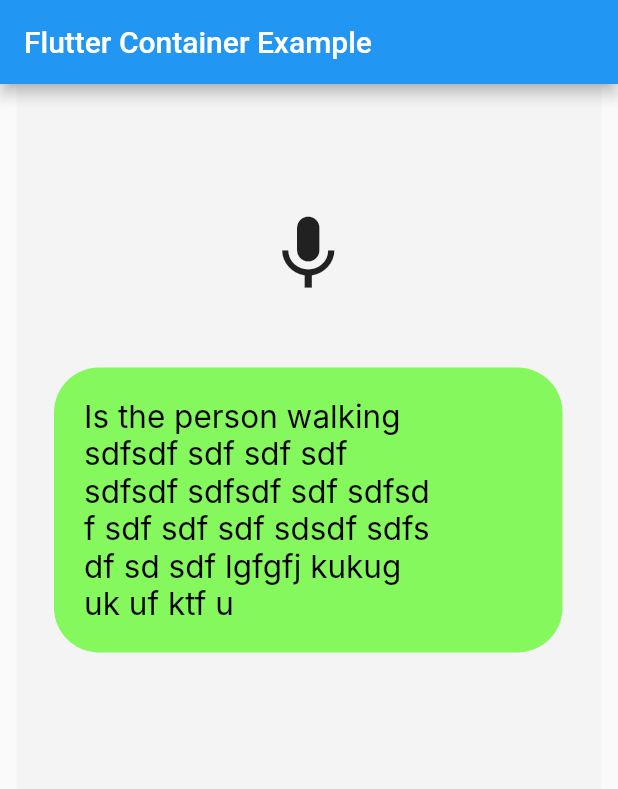
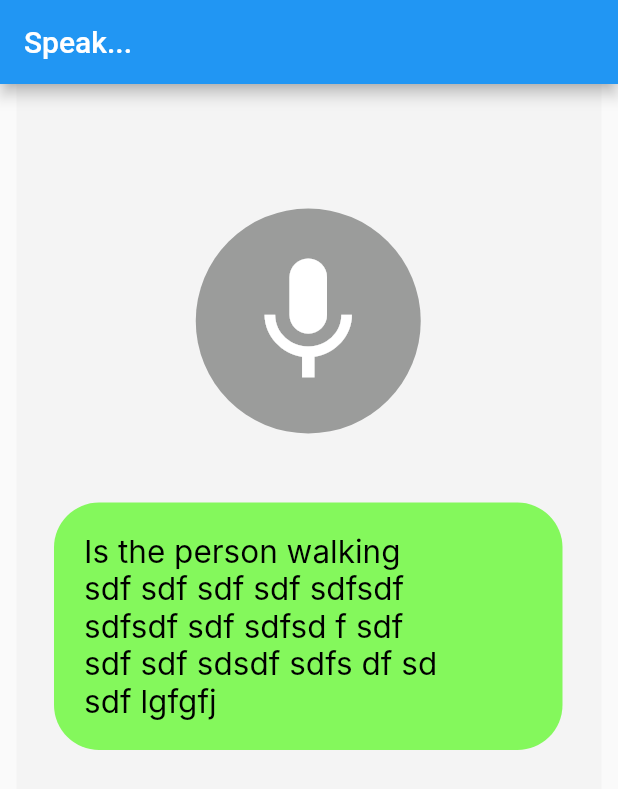
Before and after one commit to elaine-xx/HT6-FE, a Flutter app: the screen it shows after launch, on a phone screen of 412 x 824 dp. Shown: the top 789 px of the screen. Run offline on Flutter 3.47's test engine with Material 2 defaults, Android fonts, the phone set to English and light mode, and no system bars; our stand-ins replace camera, video_player; Roboto replaces fonts that are missing (Inter).

Commit message:
tweaks to icon on recorder, header text

```diff
--- a/lib/recorder.dart
+++ b/lib/recorder.dart
@@ -1,14 +1,19 @@
 import 'package:flutter/material.dart';
 
-class RecorderScreen extends StatelessWidget {
+class RecorderScreen extends StatefulWidget {
   const RecorderScreen({super.key});
 
+  @override
+  State<RecorderScreen> createState() => _RecorderScreenState();
+}
+
+class _RecorderScreenState extends State<RecorderScreen> {
   @override
   Widget build(BuildContext context) {
     return MaterialApp(
       home: Scaffold(
         appBar: AppBar(
-          title: const Text('Flutter Container Example'),
+          title: const Text('Speak...'),
         ),
         body: Center(
           child: Container(
@@ -21,11 +26,15 @@ class RecorderScreen extends StatelessWidget {
             ),
             clipBehavior: Clip.antiAlias,
             decoration: const BoxDecoration(color: Color(0xFFF4F4F4)),
-            child: const Column(
+            child: Column(
               mainAxisAlignment: MainAxisAlignment.start,
               crossAxisAlignment: CrossAxisAlignment.center,
               children: [
-                RecordingIcon(),
+                RecordingIcon(
+                  onPressed: () {
+                    print("hi");
+                  },
+                ),
                 SizedBox(height: 46),
                 TextBubble(),
               ],
@@ -61,7 +70,7 @@ class TextBubble extends StatelessWidget {
           SizedBox(
             width: 239,
             child: Text(
-              'Is the person walking sdfsdf sdf sdf sdf sdfsdf sdfsdf sdf sdfsd f sdf sdf sdf sdsdf sdfs df sd sdf lgfgfj kukug  uk uf ktf u',
+              'Is the person walking sdf sdf sdf sdf sdfsdf sdfsdf sdf sdfsd f sdf sdf sdf sdsdf sdfs df sd sdf lgfgfj  ',
               style: TextStyle(
                 color: Colors.black,
                 fontSize: 21,
@@ -79,10 +88,29 @@ class TextBubble extends StatelessWidget {
 class RecordingIcon extends StatelessWidget {
   const RecordingIcon({
     super.key,
+    required this.onPressed,
   });
+
+  final VoidCallback onPressed;
 
   @override
   Widget build(BuildContext context) {
-    return const Icon(Icons.mic, size: 60);
+    return InkWell(
+      onTap: onPressed,
+      borderRadius: BorderRadius.circular(50), // Adjusted for larger container
+      child: Container(
+        width: 150, // Increased width of the container
+        height: 150, // Increased height of the container
+        decoration: ShapeDecoration(
+          color: Color.fromARGB(255, 155, 156, 155),
+          shape: CircleBorder(), // Using a CircleBorder for a circular shape
+        ),
+        child: Center(
+          // Center the icon within the container
+          child: Icon(Icons.mic,
+              size: 100, color: const Color.fromARGB(255, 255, 255, 255)), // Increased icon size
+        ),
+      ),
+    );
   }
 }
```
